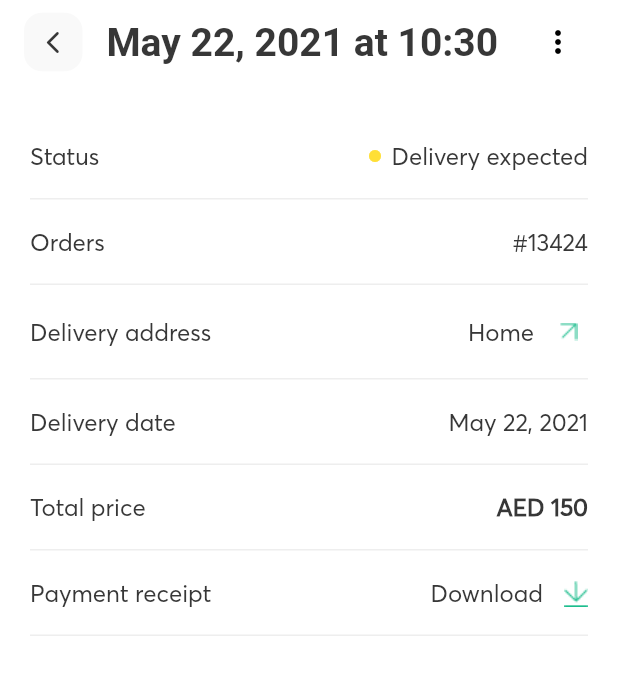
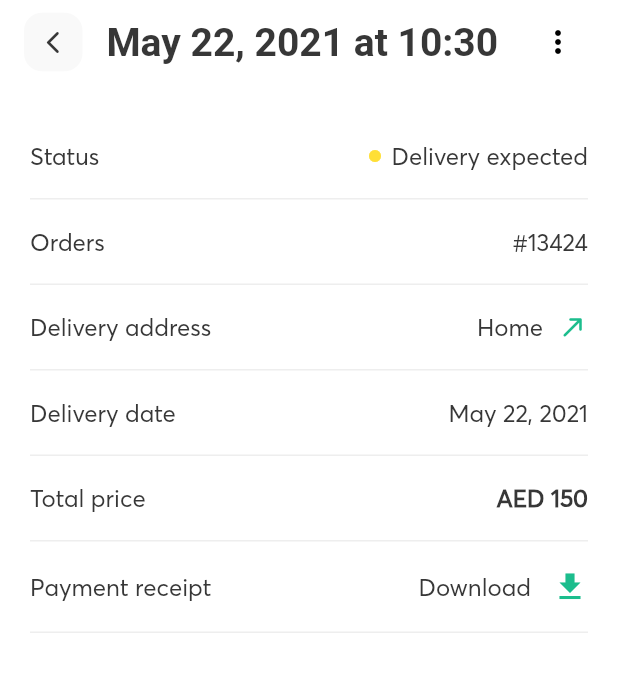
Before and after one commit to fcolakovic2/meelz, a Flutter app: the screen it shows after launch, after a tap on "Orders #13424", on a phone screen of 412 x 824 dp. Shown: the top 675 px of the screen. Run offline on Flutter 3.47's test engine with Material 2 defaults, Android fonts, the phone set to English and light mode, and no system bars; Roboto replaces fonts that are missing (Averta CY).

Commit message:
dovrseno sa novim ikonama

```diff
--- a/lib/view/order_details_screen/widgets/list_logic.dart
+++ b/lib/view/order_details_screen/widgets/list_logic.dart
@@ -14,13 +14,18 @@ Row listLogic(leftElement, rightElement) {
           ? Padding(
               padding: const EdgeInsets.only(left: 14.0),
               child: Container(
-                height: 19,
-                width: 16,
+                // height: 19,
+                // width: 16,
                 child: Material(
                   color: Colors.transparent,
                   child: InkWell(
                     splashColor: Colors.blue[100],
-                    child: Image.asset('assets/images/Group.png'),
+                    child: const Icon(
+                      Icons.file_download,
+                      color: Color(0xFF1CBD8D),
+                    ),
+                    // ikona eksportovana
+                    //Image.asset('assets/images/Group.png'),
                     onTap: () {
                       print("tapped");
                     },
@@ -32,13 +37,19 @@ Row listLogic(leftElement, rightElement) {
               ? Padding(
                   padding: const EdgeInsets.only(left: 10.0),
                   child: Container(
-                    height: 26,
-                    width: 26,
+                    // height: 26,
+                    // width: 26,
                     child: Material(
                       color: Colors.transparent,
                       child: InkWell(
                         splashColor: Colors.blue[100],
-                        child: Image.asset('assets/images/Vector.png'),
+                        child: const Icon(
+                          Icons.north_east_rounded,
+                          color: Color(0xFF1CBD8D),
+                          size: 20,
+                        ),
+                        // ikona exportovana
+                        // child: Image.asset('assets/images/Vector.png'),
                         onTap: () {
                           print("tapped");
                         },
```
